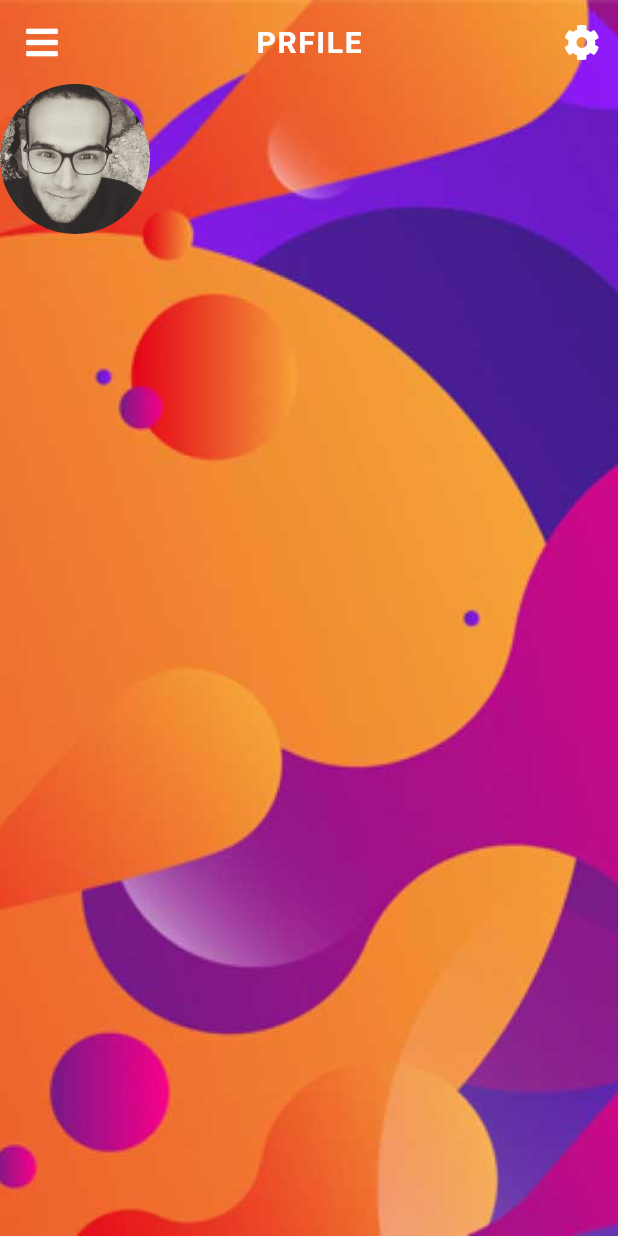
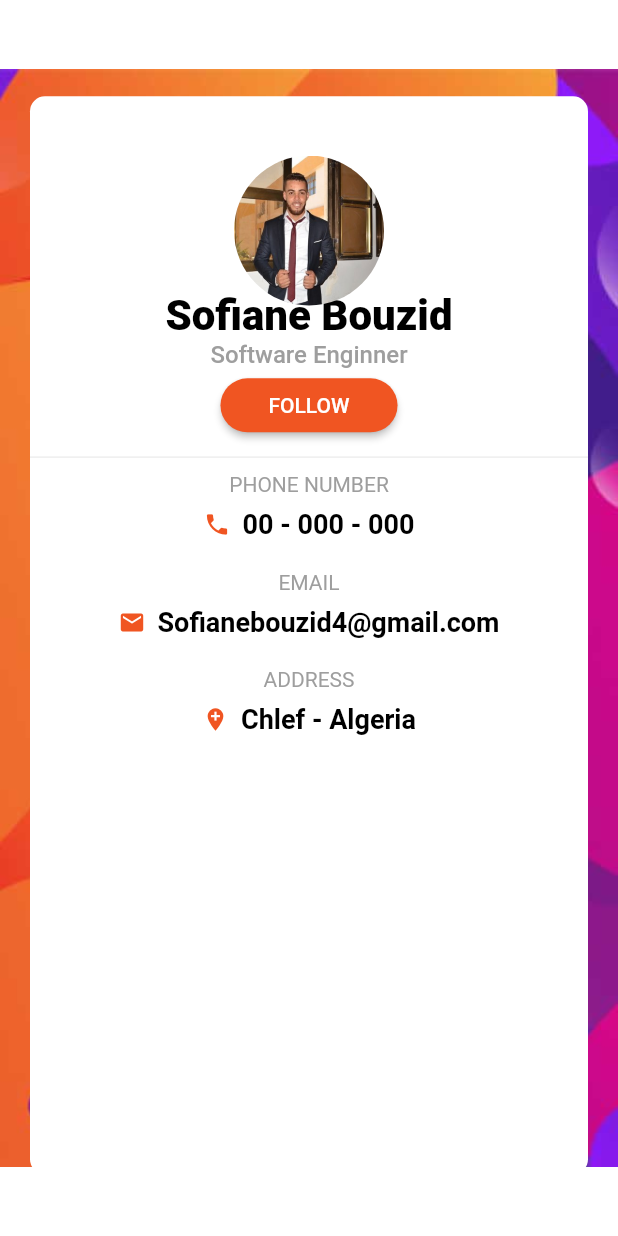
Before and after one commit to abderrahmen-bmz/one-day-ui-flutter, a Flutter app: the screen it shows after launch, on a phone screen of 412 x 824 dp. Run offline on Flutter 3.47's test engine with Material 2 defaults, Android fonts, the phone set to English and light mode, and no system bars; our stand-ins replace font_awesome_flutter.

Commit message:
profile four

```diff
--- a/lib/profiles_ui/day_four/profile_page_four.dart
+++ b/lib/profiles_ui/day_four/profile_page_four.dart
@@ -7,13 +7,14 @@ class ProfilePageFour extends StatefulWidget {
 }
 
 class _ProfilePageFourState extends State<ProfilePageFour> {
+  Color _buttonColor = Color(0xFFf05522);
+
   @override
   Widget build(BuildContext context) {
     return Stack(
       children: <Widget>[
         Image.asset(
           'general-assets/profile_4_background.jpg',
-          fit: BoxFit.cover,
           height: MediaQuery.of(context).size.height,
           width: MediaQuery.of(context).size.width,
         ),
@@ -22,32 +23,142 @@ class _ProfilePageFourState extends State<ProfilePageFour> {
           appBar: CustomAppBar(
             textTitle: "PRFILE",
           ),
-          body: Container(
-            child: Column(
+          body: Stack(
             children: <Widget>[
-                Container(
+              _bodyContent(context),
+              Positioned(
+                top: MediaQuery.of(context).size.height * 0.07 - 10,
+                left: MediaQuery.of(context).size.width / 2 - 50,
+                child: Container(
                   height: 100,
                   width: 100,
                   decoration: BoxDecoration(
                     shape: BoxShape.circle,
                     image: DecorationImage(
-                      image: ExactAssetImage('general-assets/pic.jpg'),
+                      image: ExactAssetImage('general-assets/sofi.jpg'),
                       fit: BoxFit.cover,
                     ),
                   ),
                 ),
+              ),
+            ],
+          ),
+        ),
+      ],
+    );
+  }
+
+  // Widget _profileImage(context) {}
+  Widget _bodyContent(context) {
+    return Positioned(
+      top: MediaQuery.of(context).size.height * 0.01,
+      bottom: MediaQuery.of(context).size.width * 0.1,
+      left: 20,
+      right: 20,
+      child: Container(
+        padding: EdgeInsets.only(top: 70),
+        decoration: BoxDecoration(
+          color: Colors.white,
+          borderRadius: BorderRadius.only(
+            topLeft: Radius.circular(10),
+            topRight: Radius.circular(10),
+            bottomLeft: Radius.circular(10),
+            bottomRight: Radius.circular(10),
+          ),
+        ),
+        child: Padding(
+          padding: const EdgeInsets.only(top: 60.0),
+          child: Column(
+            children: <Widget>[
               Text(
-                  '',
+                'Sofiane Bouzid',
                 style: TextStyle(
-                    fontSize: 20,
+                  color: Colors.black,
+                  fontSize: 28,
+                  fontWeight: FontWeight.w900,
+                ),
+              ),
+              Text(
+                'Software Enginner',
+                style: TextStyle(
+                  color: Colors.grey,
+                  fontSize: 16,
+                  fontWeight: FontWeight.w500,
+                ),
+              ),
+              _followButton(context),
+              SizedBox(
+                height: 10.0,
+              ),
+              _divider(context),
+              _info('PHONE NUMBER', '00 - 000 - 000', Icons.phone),
+              _info('EMAIL', 'Sofianebouzid4@gmail.com', Icons.email),
+              _info('ADDRESS', 'Chlef - Algeria', Icons.add_location)
+            ],
+          ),
+        ),
+      ),
+    );
+  }
+
+  Widget _followButton(context) {
+    return Align(
+      child: MaterialButton(
+        onPressed: () {},
+        color: _buttonColor,
+        child: Padding(
+          padding: const EdgeInsets.symmetric(horizontal: 16.0, vertical: 0),
+          child: Text(
+            'FOLLOW',
+            style: TextStyle(color: Colors.white),
+          ),
+        ),
+        shape: RoundedRectangleBorder(
+            borderRadius: BorderRadius.all(Radius.circular(25))),
+      ),
+    );
+  }
+
+  Widget _divider(context) {
+    return Container(
+      height: 1,
+      color: Colors.grey.shade200,
+    );
+  }
+
+  Widget _info(String title, String data, IconData icon) {
+    return Padding(
+      padding: const EdgeInsets.symmetric(vertical: 10.0),
+      child: Column(
+        children: <Widget>[
+          Text(
+            title,
+            style: TextStyle(fontSize: 14, color: Colors.grey),
+          ),
+          SizedBox(height: 8.0),
+          Row(
+            mainAxisAlignment: MainAxisAlignment.center,
+            children: <Widget>[
+              Icon(
+                icon,
+                color: _buttonColor,
+                size: 18,
+              ),
+              SizedBox(
+                width: 8.0,
+              ),
+              Text(
+                data,
+                style: TextStyle(
+                  color: Colors.black,
+                  fontSize: 18,
                   fontWeight: FontWeight.bold,
                 ),
               )
             ],
-            ),
-          ),
           )
         ],
+      ),
     );
   }
 }
```
Also changed, not shown: general-assets/sofi.jpg (added). Lines whose indentation alone changed are shown as unchanged.
